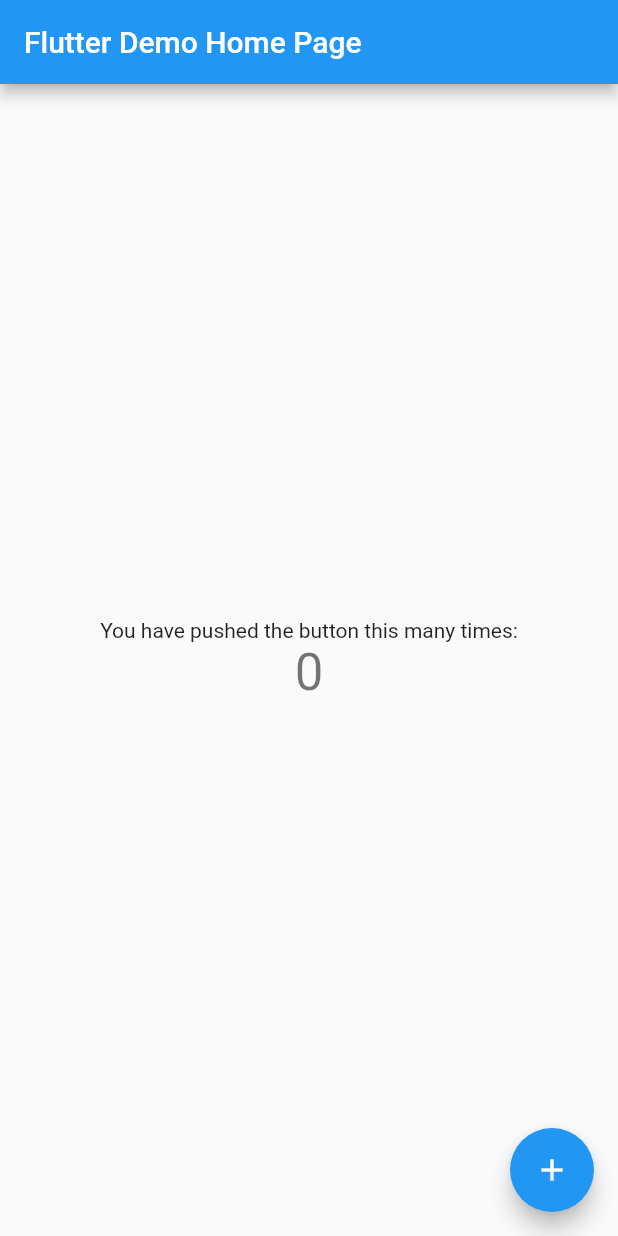
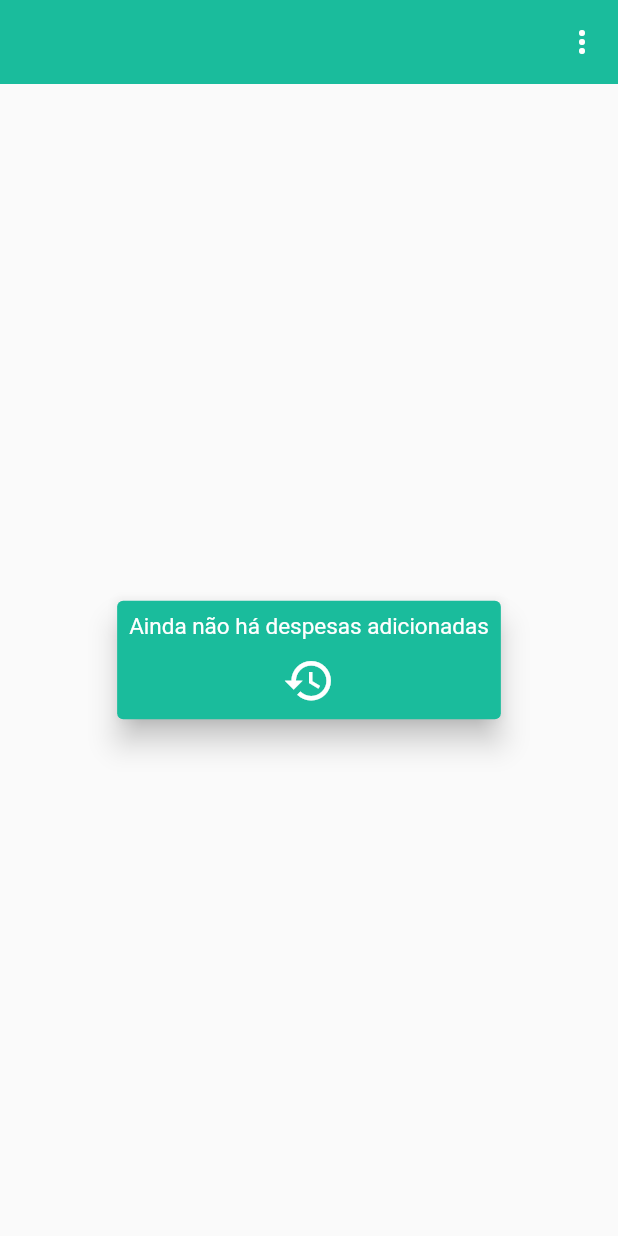
Before and after one commit to victor337/expense-app, a Flutter app: the screen it shows after launch, on a phone screen of 412 x 824 dp. Run offline on Flutter 3.47's test engine with Material 2 defaults, Android fonts, the phone set to English and light mode, and no system bars; our stand-ins replace brasil_fields, get, get_storage.

Commit message:
Model expense, add expense, delete expense

```diff
--- /dev/null
+++ b/analysis_options.yaml
@@ -0,0 +1 @@
+include: package:lint/analysis_options.yaml
--- /dev/null
+++ b/lib/controllers/base_controller.dart
@@ -0,0 +1,11 @@
+import 'package:get/get.dart';
+
+class BaseController extends GetxController {
+
+  int index = 0;
+  void setIndex(int setindex){
+    index = setindex;
+    update();
+  }
+
+}
--- a/lib/main.dart
+++ b/lib/main.dart
@@ -1,117 +1,36 @@
+import 'package:expense_app/bindings/base_binding.dart';
+import 'package:expense_app/views/base/base_screen.dart';
+import 'package:expense_app/views/splash/splash_screen.dart';
 import 'package:flutter/material.dart';
+import 'package:get/get.dart';
+import 'package:get_storage/get_storage.dart';
 
-void main() {
-  runApp(MyApp());
-}
-
-class MyApp extends StatelessWidget {
-  // This widget is the root of your application.
-  @override
-  Widget build(BuildContext context) {
-    return MaterialApp(
-      title: 'Flutter Demo',
+Future<void> main() async{
+  GetStorage.init();
+  runApp(
+    GetMaterialApp(
+      debugShowCheckedModeBanner: false,
+      initialRoute: '/splash',
       theme: ThemeData(
-        // This is the theme of your application.
-        //
-        // Try running your application with "flutter run". You'll see the
-        // application has a blue toolbar. Then, without quitting the app, try
-        // changing the primarySwatch below to Colors.green and then invoke
-        // "hot reload" (press "r" in the console where you ran "flutter run",
-        // or simply save your changes to "hot reload" in a Flutter IDE).
-        // Notice that the counter didn't reset back to zero; the application
-        // is not restarted.
-        primarySwatch: Colors.blue,
-        // This makes the visual density adapt to the platform that you run
-        // the app on. For desktop platforms, the controls will be smaller and
-        // closer together (more dense) than on mobile platforms.
-        visualDensity: VisualDensity.adaptivePlatformDensity,
-      ),
-      home: MyHomePage(title: 'Flutter Demo Home Page'),
-    );
-  }
-}
-
-class MyHomePage extends StatefulWidget {
-  MyHomePage({Key key, this.title}) : super(key: key);
-
-  // This widget is the home page of your application. It is stateful, meaning
-  // that it has a State object (defined below) that contains fields that affect
-  // how it looks.
-
-  // This class is the configuration for the state. It holds the values (in this
-  // case the title) provided by the parent (in this case the App widget) and
-  // used by the build method of the State. Fields in a Widget subclass are
-  // always marked "final".
-
-  final String title;
-
-  @override
-  _MyHomePageState createState() => _MyHomePageState();
-}
-
-class _MyHomePageState extends State<MyHomePage> {
-  int _counter = 0;
-
-  void _incrementCounter() {
-    setState(() {
-      // This call to setState tells the Flutter framework that something has
-      // changed in this State, which causes it to rerun the build method below
-      // so that the display can reflect the updated values. If we changed
-      // _counter without calling setState(), then the build method would not be
-      // called again, and so nothing would appear to happen.
-      _counter++;
-    });
-  }
-
-  @override
-  Widget build(BuildContext context) {
-    // This method is rerun every time setState is called, for instance as done
-    // by the _incrementCounter method above.
-    //
-    // The Flutter framework has been optimized to make rerunning build methods
-    // fast, so that you can just rebuild anything that needs updating rather
-    // than having to individually change instances of widgets.
-    return Scaffold(
-      appBar: AppBar(
-        // Here we take the value from the MyHomePage object that was created by
-        // the App.build method, and use it to set our appbar title.
-        title: Text(widget.title),
-      ),
-      body: Center(
-        // Center is a layout widget. It takes a single child and positions it
-        // in the middle of the parent.
-        child: Column(
-          // Column is also a layout widget. It takes a list of children and
-          // arranges them vertically. By default, it sizes itself to fit its
-          // children horizontally, and tries to be as tall as its parent.
-          //
-          // Invoke "debug painting" (press "p" in the console, choose the
-          // "Toggle Debug Paint" action from the Flutter Inspector in Android
-          // Studio, or the "Toggle Debug Paint" command in Visual Studio Code)
-          // to see the wireframe for each widget.
-          //
-          // Column has various properties to control how it sizes itself and
-          // how it positions its children. Here we use mainAxisAlignment to
-          // center the children vertically; the main axis here is the vertical
-          // axis because Columns are vertical (the cross axis would be
-          // horizontal).
-          mainAxisAlignment: MainAxisAlignment.center,
-          children: <Widget>[
-            Text(
-              'You have pushed the button this many times:',
-            ),
-            Text(
-              '$_counter',
-              style: Theme.of(context).textTheme.headline4,
-            ),
-          ],
+        primaryColor: const Color(0xff1abc9c),
+        accentColor: const Color(0xff1abc9c),
+        appBarTheme: const AppBarTheme(
+          elevation: 0
         ),
       ),
-      floatingActionButton: FloatingActionButton(
-        onPressed: _incrementCounter,
-        tooltip: 'Increment',
-        child: Icon(Icons.add),
-      ), // This trailing comma makes auto-formatting nicer for build methods.
-    );
-  }
+      defaultTransition: Transition.rightToLeft,
+      getPages: [
+        GetPage(
+          name: '/splash',
+          page: () => SplashScreen(),
+          binding: AllBinding(),
+        ),
+        GetPage(
+          name: '/base',
+          page: () => BaseScreen(),
+          binding: AllBinding(),
+        ),
+      ],
+    ),
+  );
 }
--- /dev/null
+++ b/lib/models/expense_model.dart
@@ -0,0 +1,23 @@
+import 'package:flutter/material.dart';
+
+class ExpenseModel {
+
+  String title;
+  DateTime dateTime;
+  String value;
+
+  Map<String, dynamic> toMap(){
+    return {
+      'title': title,
+      'dateTime': dateTime,
+      'value': value,
+    };
+  }
+
+  ExpenseModel({
+    @required this.title,
+    @required this.dateTime,
+    @required this.value,
+  });
+
+}
--- /dev/null
+++ b/lib/views/base/base_screen.dart
@@ -0,0 +1,20 @@
+import 'package:expense_app/controllers/base_controller.dart';
+import 'package:expense_app/views/expenses/expenses_screen.dart';
+import 'package:flutter/material.dart';
+import 'package:get/get.dart';
+
+
+class BaseScreen extends StatelessWidget {
+  @override
+  Widget build(BuildContext context) {
+    return GetBuilder<BaseController>(
+      builder: (baseController){
+        if(baseController.index == 0){
+          return ExpensesScreen();
+        } else{
+          return Container();
+        }
+      },
+    );
+  }
+}
--- /dev/null
+++ b/lib/views/expenses/expenses_screen.dart
@@ -0,0 +1,80 @@
+import 'package:expense_app/controllers/data/data_controller.dart';
+import 'package:expense_app/views/expenses/components/add_expense_screen.dart';
+import 'package:expense_app/views/expenses/components/expense_widget.dart';
+import 'package:flutter/material.dart';
+import 'package:get/get.dart';
+
+class ExpensesScreen extends StatelessWidget {
+  @override
+  Widget build(BuildContext context) {
+    return Scaffold(
+      appBar: AppBar(
+        actions: [
+          PopupMenuButton(
+            icon: const Icon(Icons.more_vert, color: Colors.white,),
+            itemBuilder: (ctx) => <PopupMenuEntry> [
+              const PopupMenuItem(
+                value: 0,
+                child: Text('Adicionar despesa'),
+              ),
+            ],
+            onSelected: (index){
+              if(index == 0){
+                Get.bottomSheet(
+                  AddExpense()
+                );
+              }
+            },
+          ),
+        ],
+      ),
+      body: GetBuilder<DataController>(
+        builder: (dataController){
+          if(dataController.expenses.isEmpty){
+            return Center(
+              child: Card(
+                elevation: 8,
+                color: Theme.of(context).primaryColor,
+                child: Padding(
+                  padding: const EdgeInsets.all(8.0),
+                  child: Column(
+                    mainAxisSize: MainAxisSize.min,
+                    children: const [
+                      Text(
+                        'Ainda não há despesas adicionadas',
+                        textAlign: TextAlign.center,
+                        style: TextStyle(
+                          fontSize: 15,
+                          color: Colors.white
+                        ),
+                      ),
+                      SizedBox(height: 10,),
+                      Icon(
+                        Icons.history,
+                        size: 35,
+                        color: Colors.white
+                      ),
+                    ],
+                  ),
+                ),
+              ),
+            );
+          } else {
+            return ListView.builder(
+              padding: const EdgeInsets.fromLTRB(0, 0, 0, 0),
+              itemCount: dataController.expenses.length,
+              itemBuilder: (_, index){
+                return ExpenseWidget(
+                  expenseModel: dataController.expenses[index],
+                  onDelete: (side){
+                    dataController.deleteExpense(index);
+                  }
+                );
+              },
+            );
+          }
+        },
+      ),
+    );
+  }
+}
--- a/pubspec.yaml
+++ b/pubspec.yaml
@@ -28,10 +28,16 @@ dependencies:
   # The following adds the Cupertino Icons font to your application.
   # Use with the CupertinoIcons class for iOS style icons.
   cupertino_icons: ^0.1.3
+  get: ^3.11.1
+  get_storage: ^1.3.1
+  permission_handler: ^5.0.1+1
+  brasil_fields: ^0.4.0
+
 
 dev_dependencies:
   flutter_test:
     sdk: flutter
+  lint: ^1.2.0
 
 # For information on the generic Dart part of this file, see the
 # following page: https://dart.dev/tools/pub/pubspec
```
Also changed, not shown: lib/bindings/base_binding.dart (added, +12 -0 lines), lib/controllers/data/data_controller.dart (added, +28 -0 lines), lib/controllers/expenses/add_expense.dart (added, +18 -0 lines), lib/views/expenses/components/add_expense_screen.dart (added, +120 -0 lines), lib/views/expenses/components/custom_form_field.dart (added, +62 -0 lines), lib/views/expenses/components/expense_widget.dart (added, +38 -0 lines), lib/views/splash/splash_screen.dart (added, +28 -0 lines), pubspec.lock, 1 other file.
